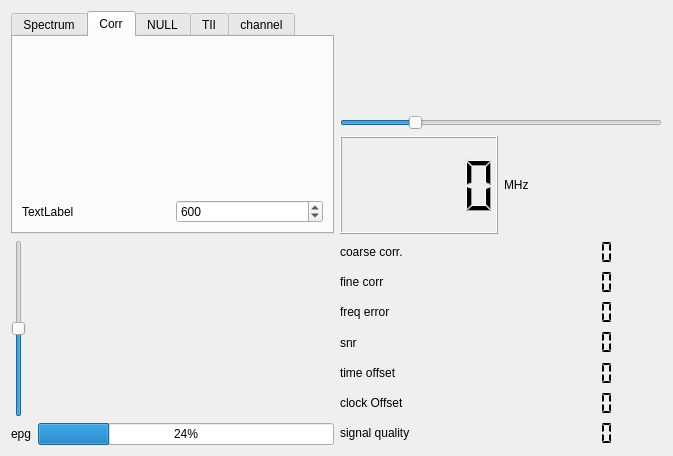
Qt form qt-dab-s6/forms-v6/new-display/scopewidget.ui (JvanKatwijk/qt-dab) before a commit.
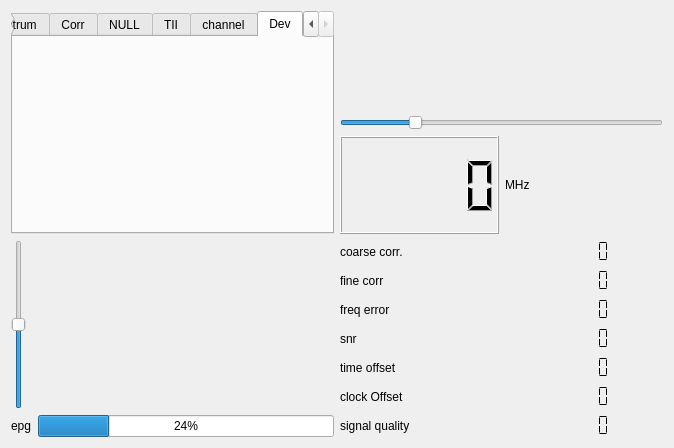
The same form after that commit. Custom widgets are drawn as their Qt base class.

```diff
--- a/qt-dab-s6/forms-v6/new-display/scopewidget.ui
+++ b/qt-dab-s6/forms-v6/new-display/scopewidget.ui
@@ -6,8 +6,8 @@
    <rect>
     <x>0</x>
     <y>0</y>
-    <width>673</width>
-    <height>456</height>
+    <width>674</width>
+    <height>448</height>
    </rect>
   </property>
   <property name="windowTitle">
@@ -26,7 +26,7 @@
       <string>&lt;html&gt;&lt;head/&gt;&lt;body&gt;&lt;p&gt;The TII data is extracted from the NULL period of the signal. The amplitude of the spectrum of the NULL period is periodically shown.&lt;/p&gt;&lt;/body&gt;&lt;/html&gt;</string>
      </property>
      <property name="currentIndex">
-      <number>1</number>
+      <number>5</number>
      </property>
      <widget class="QWidget" name="spectrum">
       <attribute name="title">
@@ -173,6 +173,20 @@
        </item>
       </layout>
      </widget>
+     <widget class="QWidget" name="stdDev">
+      <attribute name="title">
+       <string>Dev</string>
+      </attribute>
+      <layout class="QHBoxLayout" name="horizontalLayout_5">
+       <item>
+        <widget class="QwtPlot" name="devPlot">
+         <property name="toolTip">
+          <string>&lt;html&gt;&lt;head/&gt;&lt;body&gt;&lt;p&gt;The &amp;quot;Dev&amp;quot; scope shows the standard deviation of the decoded signal.&lt;/p&gt;&lt;/body&gt;&lt;/html&gt;</string>
+         </property>
+        </widget>
+       </item>
+      </layout>
+     </widget>
     </widget>
    </item>
    <item row="0" column="1">
```
Left out of the diff: 4 changed lines with no effect on the pictures.
